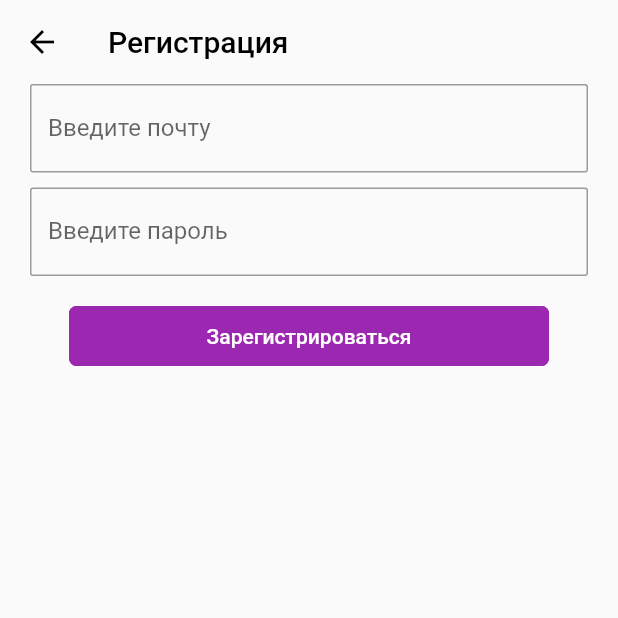
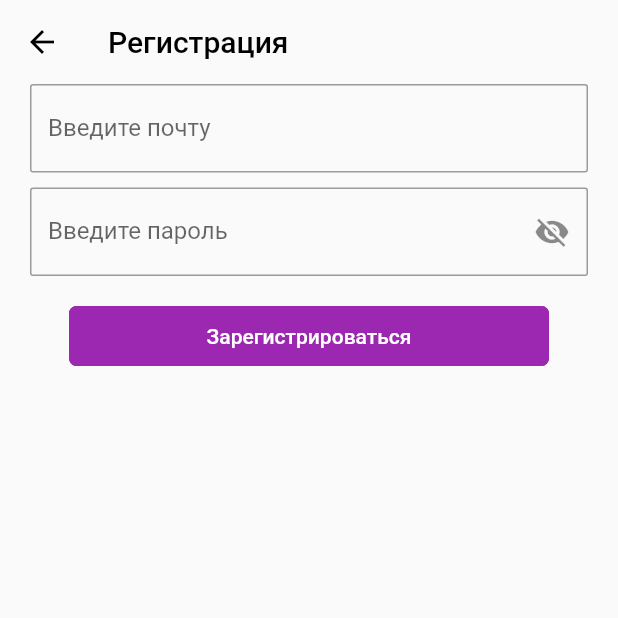
Before and after one commit to contestormi/searchack, a Flutter app: the RegisterScreen screen opened directly, on a phone screen of 412 x 824 dp, the top half of it. Run offline on Flutter 3.47's test engine with Material 2 defaults, Android fonts, the phone set to English and light mode, and no system bars; our stand-ins replace cloud_firestore, firebase_auth, firebase_core, firebase_storage, image_picker, multi_select_flutter; accounts and stored records are empty; network calls fail.

Commit message:
Added password hide functionality

```diff
--- a/lib/screens/register/register_screen.dart
+++ b/lib/screens/register/register_screen.dart
@@ -3,10 +3,19 @@ import 'package:provider/provider.dart';
 import 'package:searchack/screens/main/main_screen.dart';
 import 'package:searchack/services/auth_service.dart';
 
-class RegisterScreen extends StatelessWidget {
-  RegisterScreen({Key? key}) : super(key: key);
+class RegisterScreen extends StatefulWidget {
+  const RegisterScreen({Key? key}) : super(key: key);
+
+  @override
+  State<RegisterScreen> createState() => _RegisterScreenState();
+}
+
+class _RegisterScreenState extends State<RegisterScreen> {
   final TextEditingController emailController = TextEditingController();
+
   final TextEditingController passwordController = TextEditingController();
+
+  bool visibility = true;
 
   @override
   Widget build(BuildContext context) {
@@ -27,6 +36,7 @@ class RegisterScreen extends StatelessWidget {
         child: Column(
           children: [
             TextField(
+              keyboardType: TextInputType.emailAddress,
               controller: emailController,
               decoration: InputDecoration(
                 border: OutlineInputBorder(
@@ -37,8 +47,19 @@ class RegisterScreen extends StatelessWidget {
             ),
             const SizedBox(height: 10),
             TextField(
+              obscureText: visibility,
               controller: passwordController,
               decoration: InputDecoration(
+                  suffixIcon: GestureDetector(
+                    onTap: () {
+                      setState(() {
+                        visibility = !visibility;
+                      });
+                    },
+                    child: visibility
+                        ? const Icon(Icons.visibility_off)
+                        : const Icon(Icons.visibility),
+                  ),
                   border: OutlineInputBorder(
                     borderRadius: BorderRadius.circular(2.0),
                   ),
```
Also changed, not shown: lib/screens/login/login_screen.dart (+23 -2 lines).
